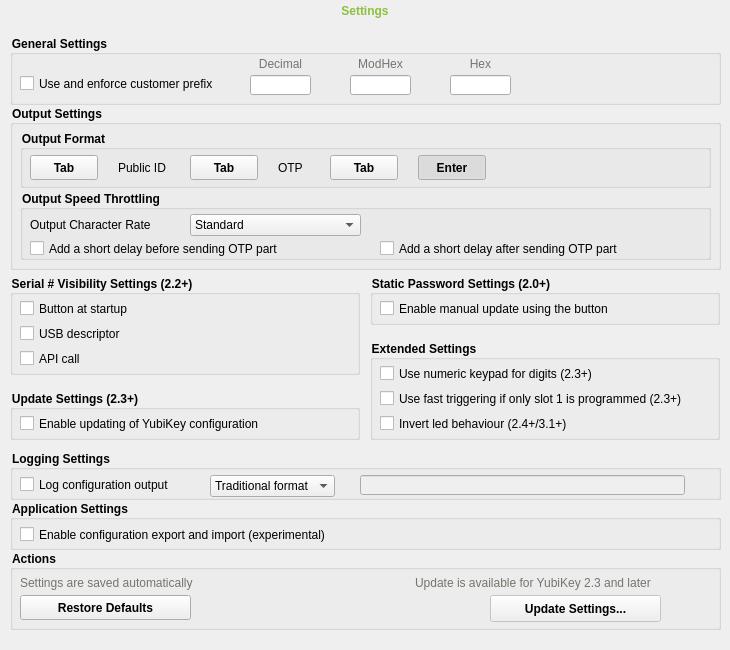
Qt form src/ui/settingpage.ui (Yubico/yubikey-personalization-gui-dpkg) before a commit.
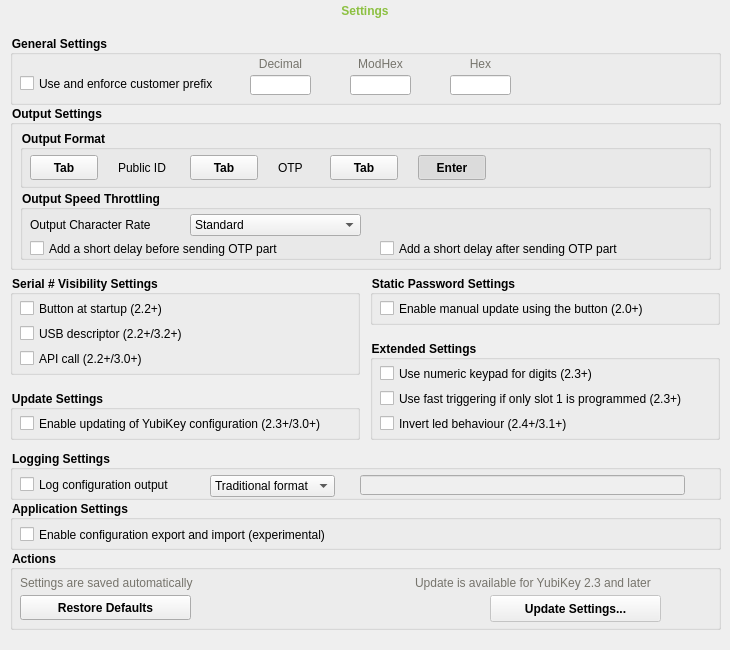
The same form after that commit. Icons and pictures are not drawn. Custom widgets are drawn as their Qt base class.

What changed in the file:
```diff
--- a/src/ui/settingpage.ui
+++ b/src/ui/settingpage.ui
@@ -862,7 +862,7 @@
 </string>
     </property>
     <property name="title">
-     <string>Serial # Visibility Settings (2.2+)</string>
+     <string>Serial # Visibility Settings</string>
     </property>
     <widget class="QCheckBox" name="srBtnVisibleCheck">
      <property name="geometry">
@@ -877,7 +877,7 @@
       <string notr="true">font-weight: normal;</string>
      </property>
      <property name="text">
-      <string>Button at startup</string>
+      <string>Button at startup (2.2+)</string>
      </property>
     </widget>
     <widget class="QCheckBox" name="srUsbVisibleCheck">
@@ -893,7 +893,7 @@
       <string notr="true">font-weight: normal;</string>
      </property>
      <property name="text">
-      <string>USB descriptor</string>
+      <string>USB descriptor (2.2+/3.2+)</string>
      </property>
     </widget>
     <widget class="QCheckBox" name="srApiVisibleCheck">
@@ -909,7 +909,7 @@
       <string notr="true">font-weight: normal;</string>
      </property>
      <property name="text">
-      <string>API call</string>
+      <string>API call (2.2+/3.0+)</string>
      </property>
     </widget>
     <widget class="QPushButton" name="srVisibilityHelpBtn">
@@ -970,7 +970,7 @@
 </string>
     </property>
     <property name="title">
-     <string>Static Password Settings (2.0+)</string>
+     <string>Static Password Settings</string>
     </property>
     <widget class="QCheckBox" name="manUpdateCheck">
      <property name="geometry">
@@ -985,7 +985,7 @@
       <string notr="true">font-weight: normal;</string>
      </property>
      <property name="text">
-      <string>Enable manual update using the button</string>
+      <string>Enable manual update using the button (2.0+)</string>
      </property>
     </widget>
     <widget class="QPushButton" name="manUpdateHelpBtn">
@@ -1046,7 +1046,7 @@
 </string>
     </property>
     <property name="title">
-     <string>Update Settings (2.3+)</string>
+     <string>Update Settings</string>
     </property>
     <widget class="QCheckBox" name="updateCheck">
      <property name="geometry">
@@ -1061,7 +1061,7 @@
       <string notr="true">font-weight: normal;</string>
      </property>
      <property name="text">
-      <string>Enable updating of YubiKey configuration</string>
+      <string>Enable updating of YubiKey configuration (2.3+/3.0+)</string>
      </property>
     </widget>
     <widget class="QPushButton" name="updateHelpBtn">
```
